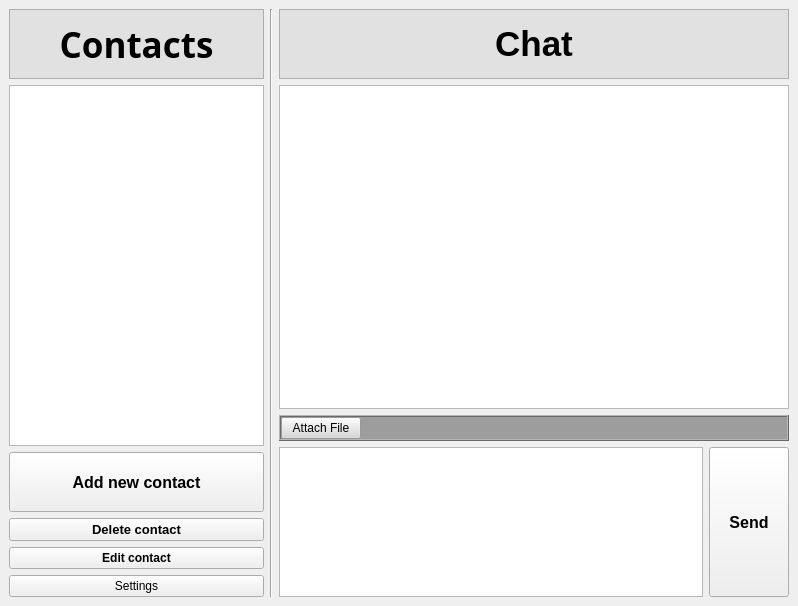
Qt form p2p_comunicator/app/mainwindow.ui (sadowicz/p2p_communicator) before a commit.
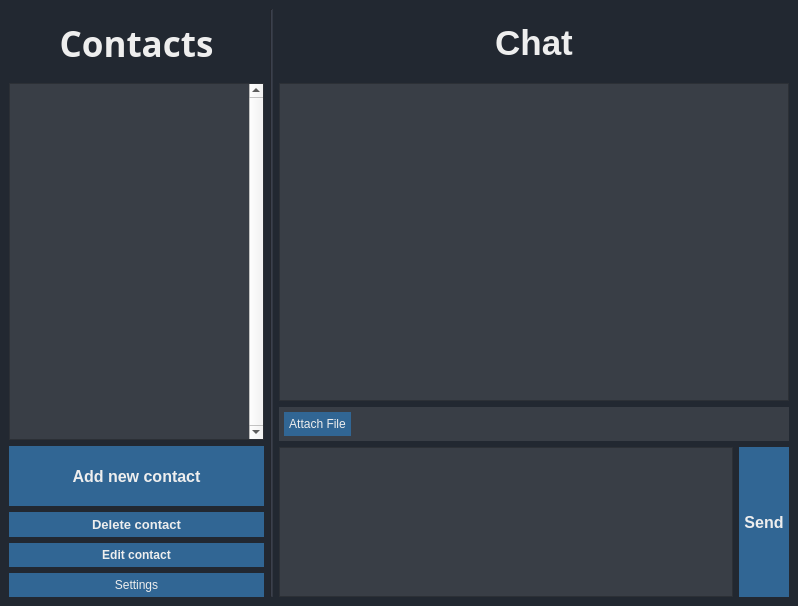
The same form after that commit.

Commit message: Added Main window styles

```diff
--- a/p2p_comunicator/app/mainwindow.ui
+++ b/p2p_comunicator/app/mainwindow.ui
@@ -13,6 +13,30 @@
   <property name="windowTitle">
    <string>P2P Communicator</string>
   </property>
+  <property name="styleSheet">
+   <string notr="true">QMainWindow{
+	background-color: #222831;
+
+}
+
+QPushButton{
+	color: #eee;
+	border: none;
+	background-color: #316694;
+	padding: 5px;
+	margin: 0;
+}
+
+QPushButton:hover{
+	background-color: #205583;
+}
+
+QPushButton:disabled{
+	background-color: #4d657a;
+}
+
+</string>
+  </property>
   <widget class="QWidget" name="centralwidget">
    <property name="minimumSize">
     <size>
@@ -20,6 +44,9 @@
      <height>0</height>
     </size>
    </property>
+   <property name="styleSheet">
+    <string notr="true"/>
+   </property>
    <layout class="QGridLayout" name="gridLayout">
     <item row="0" column="0">
      <layout class="QHBoxLayout" name="hlApp" stretch="2,2,4">
@@ -40,8 +67,11 @@
            </size>
           </property>
           <property name="styleSheet">
-           <string notr="true">background-color: rgb(225, 225, 225);
-</string>
+           <string notr="true">QFrame{
+	border: none;
+	background-color: #222831;
+	color: #eee;
+}</string>
           </property>
           <property name="frameShape">
            <enum>QFrame::StyledPanel</enum>
@@ -91,6 +121,49 @@
             <verstretch>0</verstretch>
            </sizepolicy>
           </property>
+          <property name="styleSheet">
+           <string notr="true">
+QListWidget{
+	show-decoration-selected: 0;
+	background-color: #393e46;
+	outline: none;
+}
+
+QListWidget::item{
+	padding-top: 5px;
+	padding-bottom: 5px;
+	padding-left: 2px;
+	color: #eeeeee;
+}
+
+QListWidget::item:selected{
+	color: #eeeeee;
+	background-color: #171c24;
+
+}
+
+QListWidget::item:focus{
+	color: #eeeeee;
+	background-color: #171c24;
+
+}
+
+QListWidget::item:hover{
+	padding-left: 3px;
+	background-color: #282d35;
+}
+
+
+    
+                                                       
+                                                       
+
+
+</string>
+          </property>
+          <property name="verticalScrollBarPolicy">
+           <enum>Qt::ScrollBarAlwaysOn</enum>
+          </property>
           <property name="iconSize">
            <size>
             <width>8</width>
@@ -163,6 +236,9 @@
       </item>
       <item>
        <widget class="Line" name="lineHorizontalSplit">
+        <property name="styleSheet">
+         <string notr="true">background-color: #333842;</string>
+        </property>
         <property name="orientation">
          <enum>Qt::Vertical</enum>
         </property>
@@ -184,7 +260,15 @@
              </size>
             </property>
             <property name="styleSheet">
-             <string notr="true">background-color: rgb(157, 157, 157);</string>
+             <string notr="true">QFrame{
+	padding: 5px;
+	border: none;
+	background-color: #393e46;
+
+}
+
+
+</string>
             </property>
             <property name="frameShape">
              <enum>QFrame::Box</enum>
@@ -217,7 +301,23 @@
                 </sizepolicy>
                </property>
                <property name="styleSheet">
-                <string notr="true">background-color: rgb(215, 215, 215);</string>
+                <string notr="true">QPushButton{
+	color: #eee;
+	border: none;
+	background-color: #316694;
+	padding: 5px;
+	margin: 0;
+}
+
+QPushButton:hover{
+	background-color: #205583;
+}
+
+QPushButton:disabled{
+	background-color: #4d657a;
+}
+
+</string>
                </property>
                <property name="text">
                 <string>Attach File</string>
@@ -235,6 +335,12 @@
              </item>
              <item>
               <widget class="QLabel" name="lbAttachFile">
+               <property name="styleSheet">
+                <string notr="true">QLabel{
+	color: #eee;
+	font: italic;
+}</string>
+               </property>
                <property name="text">
                 <string/>
                </property>
@@ -302,6 +408,13 @@
               <height>150</height>
              </size>
             </property>
+            <property name="styleSheet">
+             <string notr="true">QTextEdit{
+	
+	background-color: #393e46;
+	color: #fff;
+}</string>
+            </property>
             <property name="acceptDrops">
              <bool>false</bool>
             </property>
@@ -338,7 +451,11 @@
              </size>
             </property>
             <property name="styleSheet">
-             <string notr="true">background-color: rgb(225, 225, 225);</string>
+             <string notr="true">QFrame{
+	border: none;
+	background-color: #222831;
+	color: #eee;
+}</string>
             </property>
             <property name="frameShape">
              <enum>QFrame::StyledPanel</enum>
@@ -396,15 +513,20 @@
            <string notr="true">QListView{
 	show-decoration-selected: 0;
 	outline: none;
+	background-color: #393e46;
+	color: #eee;
 }
 
 QListView::item{
-	border-bottom: 1px dotted rgb(138, 138, 138);
+	border-bottom: 1px dotted #282f57;
+
 }
 
 QListView::item:selected{
-	background-color: rgb(179, 255, 65);
-}</string>
+	background-color: #393e46;
+}
+
+ </string>
           </property>
           <property name="autoScroll">
            <bool>true</bool>
```
Left out of the diff: 21 changed lines with no effect on the pictures. The commit also changes 2 other files.
